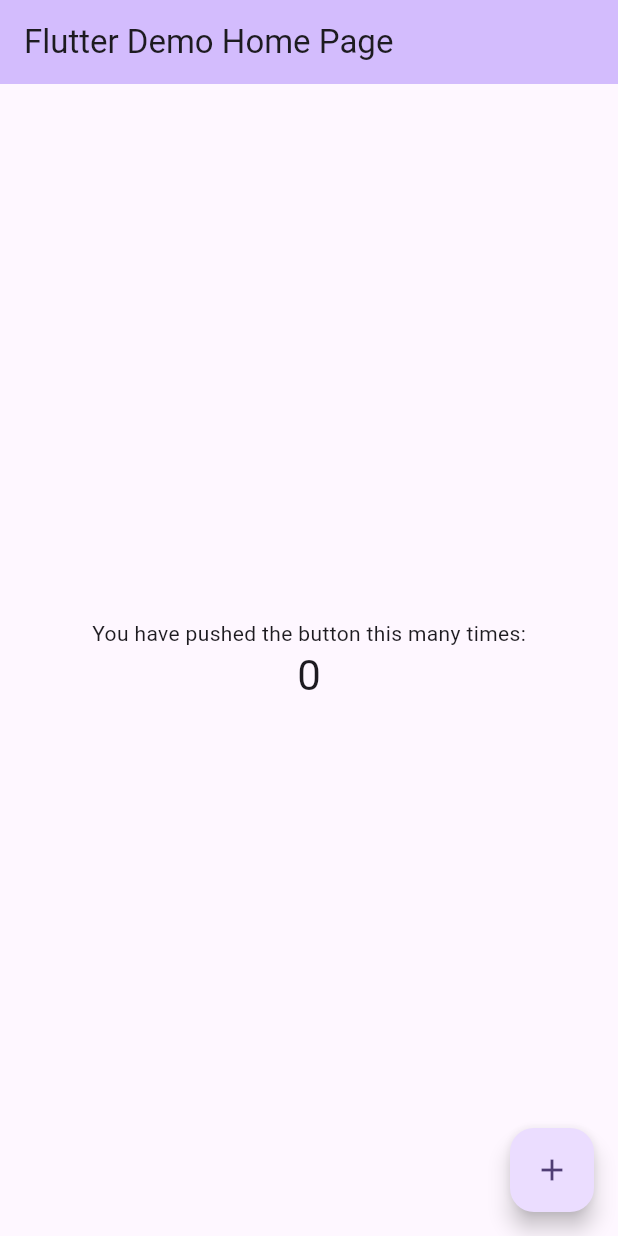
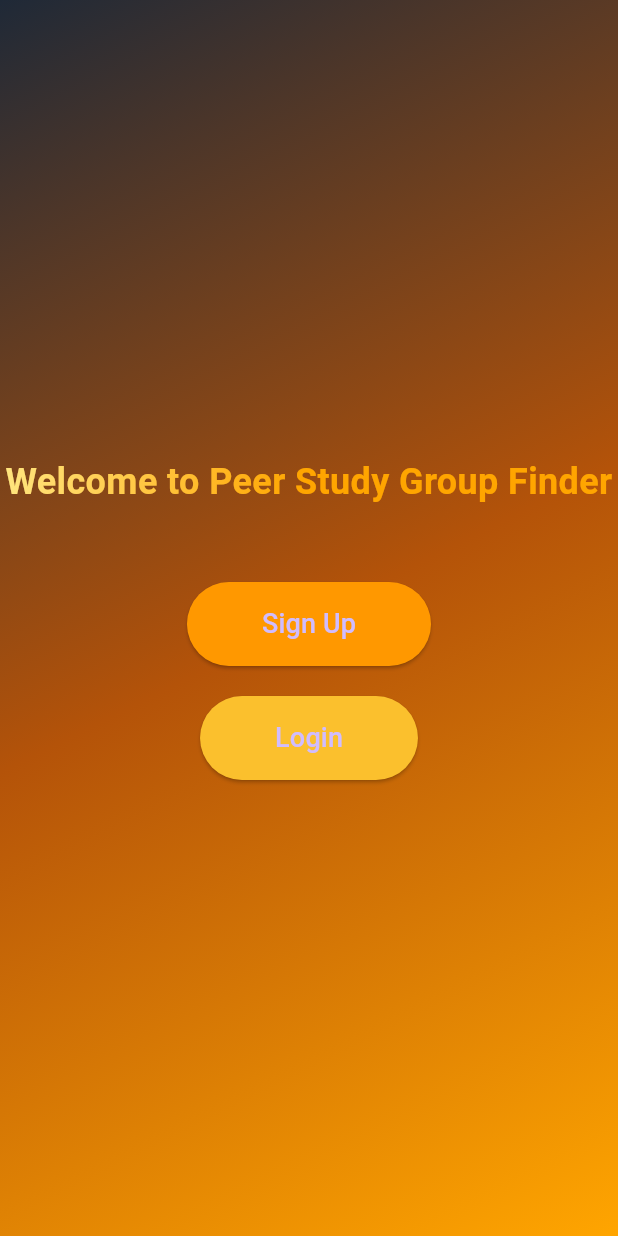
Before and after one commit to zaminshaikh/peer-study-group-finder, a Flutter app: the screen it shows after launch, on a phone screen of 412 x 824 dp. Run offline on Flutter 3.47's test engine with Material 3 defaults, Android fonts, the light colour scheme and no system bars.

Commit message:
Created initial auth pages for mobile

```diff
--- /dev/null
+++ b/mobile/lib/auth/onboarding.dart
@@ -0,0 +1,76 @@
+// lib/onboarding_page.dart
+import 'package:flutter/material.dart';
+
+class OnboardingPage extends StatelessWidget {
+  const OnboardingPage({Key? key}) : super(key: key);
+
+  @override
+  Widget build(BuildContext context) {
+    return Scaffold(
+      body: Container(
+        decoration: const BoxDecoration(
+          gradient: LinearGradient(
+            colors: [Color(0xFF1F2937), Color(0xFFB45309), Color(0xFFFFA500)],
+            begin: Alignment.topLeft,
+            end: Alignment.bottomRight,
+          ),
+        ),
+        child: Center(
+          child: Column(
+            mainAxisSize: MainAxisSize.min,
+            children: [
+              Text(
+                'Welcome to Peer Study Group Finder',
+                style: TextStyle(
+                  fontSize: 24,
+                  fontWeight: FontWeight.bold,
+                  foreground: Paint()
+                    ..shader = const LinearGradient(
+                      colors: [Color(0xFFFFE680), Color(0xFFFFA500)],
+                    ).createShader(Rect.fromLTWH(0.0, 0.0, 200.0, 70.0)),
+                ),
+                textAlign: TextAlign.center,
+              ),
+              const SizedBox(height: 50),
+              ElevatedButton(
+                onPressed: () {
+                  Navigator.pushNamed(context, '/signup');
+                },
+                style: ElevatedButton.styleFrom(
+                  padding:
+                      const EdgeInsets.symmetric(horizontal: 50, vertical: 15),
+                  backgroundColor: Colors.orange,
+                  shape: RoundedRectangleBorder(
+                    borderRadius: BorderRadius.circular(30),
+                  ),
+                ),
+                child: const Text(
+                  'Sign Up',
+                  style: TextStyle(fontSize: 18),
+                ),
+              ),
+              const SizedBox(height: 20),
+              ElevatedButton(
+                onPressed: () {
+                  Navigator.pushNamed(context, '/login');
+                },
+                style: ElevatedButton.styleFrom(
+                  padding:
+                      const EdgeInsets.symmetric(horizontal: 50, vertical: 15),
+                  backgroundColor: Colors.yellow[700],
+                  shape: RoundedRectangleBorder(
+                    borderRadius: BorderRadius.circular(30),
+                  ),
+                ),
+                child: const Text(
+                  'Login',
+                  style: TextStyle(fontSize: 18),
+                ),
+              ),
+            ],
+          ),
+        ),
+      ),
+    );
+  }
+}
--- a/mobile/lib/main.dart
+++ b/mobile/lib/main.dart
@@ -1,125 +1,27 @@
+// lib/main.dart
 import 'package:flutter/material.dart';
+import 'package:mobile/auth/login.dart';
+import 'package:mobile/auth/onboarding.dart';
+import 'package:mobile/auth/sign_up.dart';
 
 void main() {
-  runApp(const MyApp());
+  runApp(const PeerStudyGroupFinderApp());
 }
 
-class MyApp extends StatelessWidget {
-  const MyApp({super.key});
+class PeerStudyGroupFinderApp extends StatelessWidget {
+  const PeerStudyGroupFinderApp({Key? key}) : super(key: key);
 
-  // This widget is the root of your application.
   @override
   Widget build(BuildContext context) {
     return MaterialApp(
-      title: 'Flutter Demo',
-      theme: ThemeData(
-        // This is the theme of your application.
-        //
-        // TRY THIS: Try running your application with "flutter run". You'll see
-        // the application has a purple toolbar. Then, without quitting the app,
-        // try changing the seedColor in the colorScheme below to Colors.green
-        // and then invoke "hot reload" (save your changes or press the "hot
-        // reload" button in a Flutter-supported IDE, or press "r" if you used
-        // the command line to start the app).
-        //
-        // Notice that the counter didn't reset back to zero; the application
-        // state is not lost during the reload. To reset the state, use hot
-        // restart instead.
-        //
-        // This works for code too, not just values: Most code changes can be
-        // tested with just a hot reload.
-        colorScheme: ColorScheme.fromSeed(seedColor: Colors.deepPurple),
-        useMaterial3: true,
-      ),
-      home: const MyHomePage(title: 'Flutter Demo Home Page'),
+      title: 'Peer Study Group Finder',
+      theme: ThemeData.dark(),
+      initialRoute: '/',
+      routes: {
+        '/': (context) => const OnboardingPage(),
+        '/signup': (context) => const SignUpPage(),
+        '/login': (context) => const LoginPage(),
+      },
     );
   }
 }
-
-class MyHomePage extends StatefulWidget {
-  const MyHomePage({super.key, required this.title});
-
-  // This widget is the home page of your application. It is stateful, meaning
-  // that it has a State object (defined below) that contains fields that affect
-  // how it looks.
-
-  // This class is the configuration for the state. It holds the values (in this
-  // case the title) provided by the parent (in this case the App widget) and
-  // used by the build method of the State. Fields in a Widget subclass are
-  // always marked "final".
-
-  final String title;
-
-  @override
-  State<MyHomePage> createState() => _MyHomePageState();
-}
-
-class _MyHomePageState extends State<MyHomePage> {
-  int _counter = 0;
-
-  void _incrementCounter() {
-    setState(() {
-      // This call to setState tells the Flutter framework that something has
-      // changed in this State, which causes it to rerun the build method below
-      // so that the display can reflect the updated values. If we changed
-      // _counter without calling setState(), then the build method would not be
-      // called again, and so nothing would appear to happen.
-      _counter++;
-    });
-  }
-
-  @override
-  Widget build(BuildContext context) {
-    // This method is rerun every time setState is called, for instance as done
-    // by the _incrementCounter method above.
-    //
-    // The Flutter framework has been optimized to make rerunning build methods
-    // fast, so that you can just rebuild anything that needs updating rather
-    // than having to individually change instances of widgets.
-    return Scaffold(
-      appBar: AppBar(
-        // TRY THIS: Try changing the color here to a specific color (to
-        // Colors.amber, perhaps?) and trigger a hot reload to see the AppBar
-        // change color while the other colors stay the same.
-        backgroundColor: Theme.of(context).colorScheme.inversePrimary,
-        // Here we take the value from the MyHomePage object that was created by
-        // the App.build method, and use it to set our appbar title.
-        title: Text(widget.title),
-      ),
-      body: Center(
-        // Center is a layout widget. It takes a single child and positions it
-        // in the middle of the parent.
-        child: Column(
-          // Column is also a layout widget. It takes a list of children and
-          // arranges them vertically. By default, it sizes itself to fit its
-          // children horizontally, and tries to be as tall as its parent.
-          //
-          // Column has various properties to control how it sizes itself and
-          // how it positions its children. Here we use mainAxisAlignment to
-          // center the children vertically; the main axis here is the vertical
-          // axis because Columns are vertical (the cross axis would be
-          // horizontal).
-          //
-          // TRY THIS: Invoke "debug painting" (choose the "Toggle Debug Paint"
-          // action in the IDE, or press "p" in the console), to see the
-          // wireframe for each widget.
-          mainAxisAlignment: MainAxisAlignment.center,
-          children: <Widget>[
-            const Text(
-              'You have pushed the button this many times:',
-            ),
-            Text(
-              '$_counter',
-              style: Theme.of(context).textTheme.headlineMedium,
-            ),
-          ],
-        ),
-      ),
-      floatingActionButton: FloatingActionButton(
-        onPressed: _incrementCounter,
-        tooltip: 'Increment',
-        child: const Icon(Icons.add),
-      ), // This trailing comma makes auto-formatting nicer for build methods.
-    );
-  }
-}
```
Also changed, not shown: mobile/lib/auth/login.dart (added, +149 -0 lines), mobile/lib/auth/sign_up.dart (added, +143 -0 lines), 1 other file.
